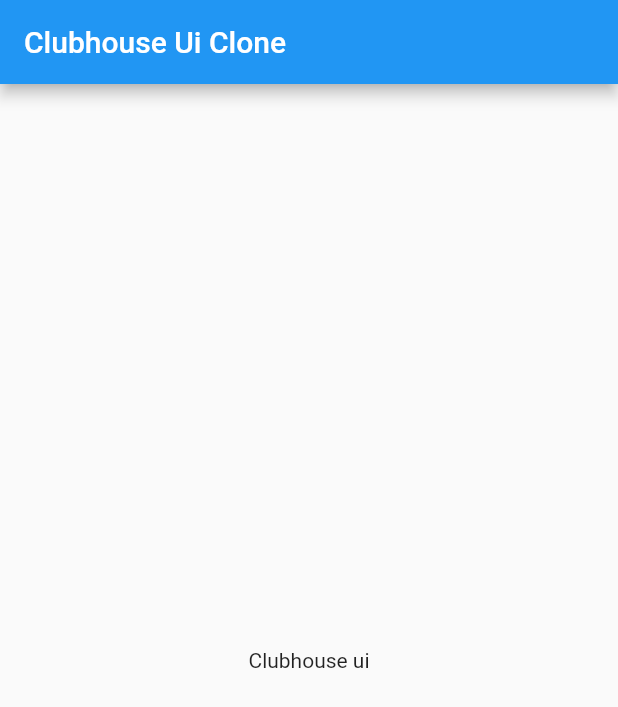
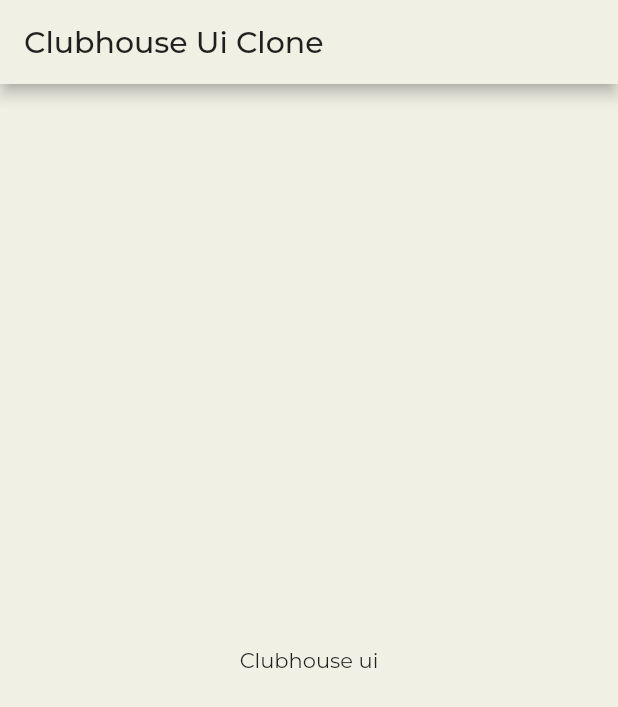
Before and after one commit to ishworpanta10/flutter_clubhouse_ui, a Flutter app: the screen it shows after launch, on a phone screen of 412 x 824 dp. Shown: the top 707 px of the screen. Run offline on Flutter 3.47's test engine with Material 2 defaults, Android fonts, the phone set to English and light mode, and no system bars; our stand-ins replace google_fonts.

Commit message:
added fonts family and colors pallete

```diff
--- a/lib/main.dart
+++ b/lib/main.dart
@@ -1,5 +1,7 @@
 import 'package:flutter/material.dart';
 import 'package:flutter_clubhouse_ui/screens/home_page.dart';
+import 'package:flutter_clubhouse_ui/style/color/custom_colors.dart';
+import 'package:google_fonts/google_fonts.dart';
 
 void main() {
   runApp(MyApp());
@@ -9,9 +11,19 @@
   @override
   Widget build(BuildContext context) {
     return MaterialApp(
+      debugShowCheckedModeBanner: false,
       title: 'Flutter Clubhouse UI Clone',
       theme: ThemeData(
+        appBarTheme: const AppBarTheme(
+          backgroundColor: CustomColor.background,
+        ),
+        scaffoldBackgroundColor: CustomColor.background,
         primarySwatch: Colors.blue,
+        primaryColor: Colors.white,
+        accentColor: Colors.green,
+        iconTheme: const IconThemeData(color: Colors.black),
+        fontFamily: GoogleFonts.montserrat().fontFamily,
+        textTheme: GoogleFonts.montserratTextTheme(),
       ),
       home: HomePage(),
     );
--- /dev/null
+++ b/lib/style/color/custom_colors.dart
@@ -0,0 +1,7 @@
+import 'package:flutter/material.dart';
+
+class CustomColor {
+  static const Color background = Color(0xFFF0F0E4);
+  static const Color secondaryBackground = Color(0xFFE7E4D3);
+  static const Color green = Color(0xFF2AAF61);
+}
```
Also changed, not shown: pubspec.yaml (+4 -63 lines), pubspec.lock.
